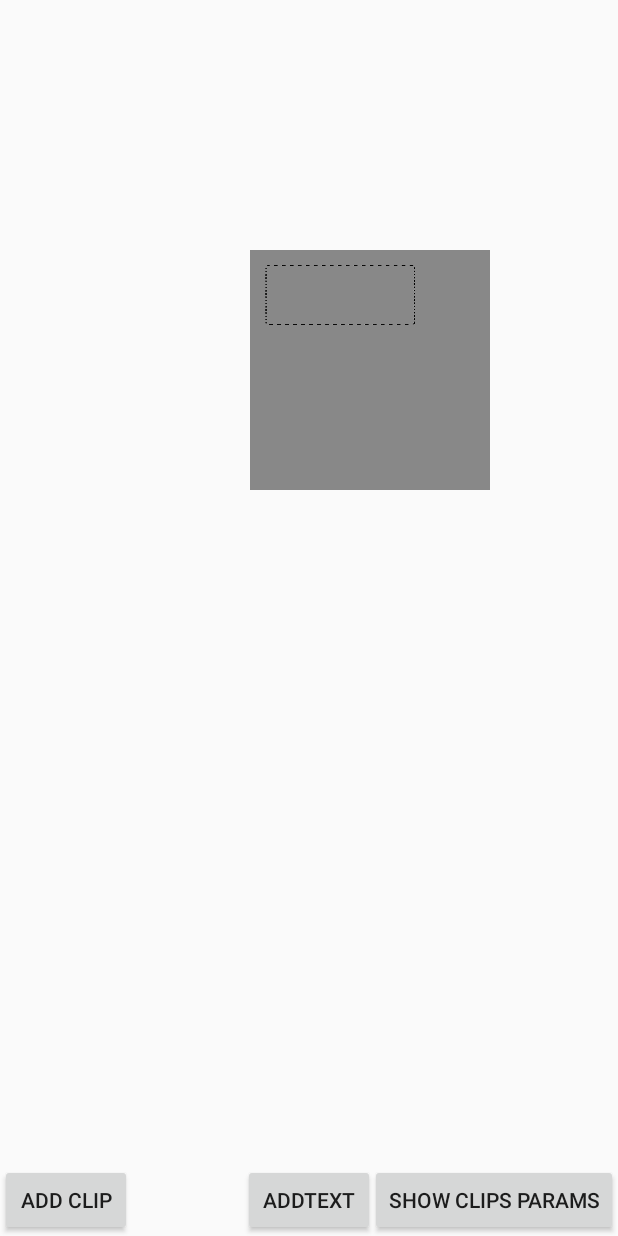
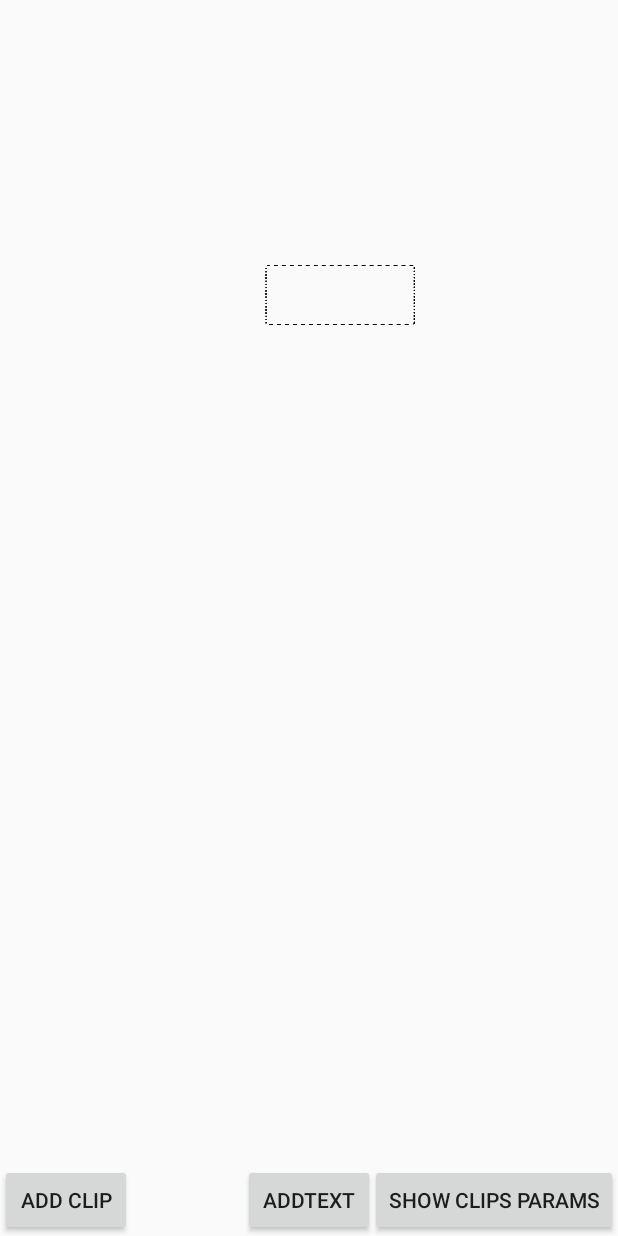
Before and after one commit to aram-sadoyan/ClipartF, an Android app: the screen it shows after launch (MainActivity), after a tap on "ADDTEXT", on a phone screen of 412 x 824 dp. Run offline under Robolectric (Android 15) with nearby library versions, the phone set to English and light mode, and no system bars; pictures from the network do not load; 1 statement that could not run was skipped; 2 other taps on this screen came first.

```diff
--- a/app/src/main/AndroidManifest.xml
+++ b/app/src/main/AndroidManifest.xml
@@ -14,9 +14,11 @@
             android:label="@string/app_name" >
             <intent-filter>
                 <action android:name="android.intent.action.MAIN" />
+                <category android:name="android.intent.category.LAUNCHER" />
 
-                <category android:name="android.intent.category.LAUNCHER" />
             </intent-filter>
+            <meta-data android:name="com.inthecheesefactory.lab.glidepicasso.GlideConfiguration"
+                android:value="GlideModule"/>
         </activity>
     </application>
 
--- a/app/src/main/java/com/example/user/clipartf/Clip.java
+++ b/app/src/main/java/com/example/user/clipartf/Clip.java
@@ -2,6 +2,7 @@ package com.example.user.clipartf;
 
 import android.app.Activity;
 import android.content.Context;
+import android.content.res.ColorStateList;
 import android.graphics.Color;
 import android.graphics.Point;
 import android.os.Build;
@@ -57,7 +58,7 @@ public class Clip extends FrameLayout {
         }
         count = (float) rLayoutWidth / rLayoutHeight;
 
-        this.setBackgroundColor(Color.GRAY);////////
+        this.setBackgroundColor(Color.TRANSPARENT);////////
         this.setLayoutParams(clipParams);
 
         if (imView != null) {
@@ -143,6 +144,7 @@ public class Clip extends FrameLayout {
     }
 
     public void refreshTextSize(int sizeH) {
+        Log.d("swwxsxsa", String.valueOf(sizeH));
         if (textV != null) {
             int textsize = sizeH / 2;
             textV.setTextSize(TypedValue.COMPLEX_UNIT_PX, textsize);//was5
@@ -194,5 +196,12 @@ public class Clip extends FrameLayout {
         }
     }
 
+    public void setTextColor(int color) {
+        textV.setTextColor(color);
+    }
+
+    public ColorStateList getTxtColor() {
+        return textV.getTextColors();
+    }
 
 }
--- a/app/src/main/java/com/example/user/clipartf/MainActivity.java
+++ b/app/src/main/java/com/example/user/clipartf/MainActivity.java
@@ -21,9 +21,10 @@ public class MainActivity extends AppCompatActivity {
     ImageView imageClip, imagview;
     EditText editText;
     private ArrayList<ClipView> clips = new ArrayList<>();
-    String gifUrl = "http://45.media.tumblr.com/b223d08fa64fdb189eba40ae867c96d4/tumblr_o050ahX8VC1toe0eco1_1280.gif";
+    String gifUrl1 = "https://media.giphy.com/media/KdxMHWRXlMDYI/giphy.gif";
     String gifUrl2 = "https://media3.giphy.com/media/5ELFnK86mtFDO/200.gif";
     String gifUrl3 = "https://media4.giphy.com/media/11ruYKqYRD6FrO/200_s.gif";
+    String gifUrl4 = "https://media3.giphy.com/media/ErRhwTBpzGKEo/200.gif";
 
 
 
@@ -34,7 +35,10 @@ public class MainActivity extends AppCompatActivity {
 
         background = (FrameLayout) findViewById(R.id.backround);
         imagview = (ImageView) findViewById(R.id.imageView);
-
+        Glide.with(this)
+                .load(gifUrl4)
+                .asGif()
+                .into(imagview);
         findViewById(R.id.button).setOnClickListener(dropClip);
         findViewById(R.id.button2).setOnClickListener(dropText);
         findViewById(R.id.button3).setOnClickListener(checkParams);
@@ -45,6 +49,7 @@ public class MainActivity extends AppCompatActivity {
         @Override
         public void onClick(View v) {
             imageClip = new ImageView(getApplicationContext());
+            imageClip.setScaleType(ImageView.ScaleType.FIT_XY);
             Glide.with(getApplicationContext())
                     .load(gifUrl2)
                     .asGif()
@@ -80,7 +85,7 @@ public class MainActivity extends AppCompatActivity {
                 if (clips.get(i).clip.getClipImage() != null) {
                     Log.d("clipParams", "getX = " + X + " getY =" + Y + " RotationAngel =" + clips.get(i).clip.getRotation() + " clipWidth= " + clips.get(i).clip.getLayoutParams().width + " clipHeight= " + clips.get(i).clip.getLayoutParams().height);
                 } else if (clips.get(i).clip.textV != null) {
-                    Log.d("clipParams", "TEXT " + "getX = " + clips.get(i).clip.getX() + " getY =" + clips.get(i).clip.getY() + " RotationAngel =" + clips.get(i).clip.getRotation() + " textSize= " + clips.get(i).clip.getTextsize() + " TEXT = " + clips.get(i).clip.getText());
+                    Log.d("clipParams", "TEXT " + "getX = " + clips.get(i).clip.getX() + " getY =" + clips.get(i).clip.getY() + " RotationAngel =" + clips.get(i).clip.getRotation() + " textSize= " + clips.get(i).clip.getTextsize() + " TEXT = " + clips.get(i).clip.getText()+" TextColor= "+clips.get(i).clip.getTxtColor());
                 }
             }
         }
--- a/app/src/main/res/layout/activity_main.xml
+++ b/app/src/main/res/layout/activity_main.xml
@@ -1,9 +1,25 @@
-<FrameLayout xmlns:android="http://schemas.android.com/apk/res/android"
-    xmlns:tools="http://schemas.android.com/tools"
-    android:id="@+id/backround"
+<?xml version="1.0" encoding="utf-8"?>
+<FrameLayout
+    xmlns:android="http://schemas.android.com/apk/res/android"
+    android:orientation="vertical"
     android:layout_width="match_parent"
-    android:layout_height="match_parent"
-    tools:context=".MainActivity">
+    android:layout_height="match_parent">
+
+    <FrameLayout
+        xmlns:android="http://schemas.android.com/apk/res/android"
+        android:orientation="vertical"
+        android:id="@+id/backround"
+        android:layout_width="match_parent"
+        android:layout_height="500dp">
+
+        <ImageView
+            android:layout_width="match_parent"
+            android:layout_height="match_parent"
+            android:id="@+id/imageView"
+            />
+    </FrameLayout>
+
+
 
     <Button
         android:id="@+id/button"
@@ -28,10 +44,5 @@
         android:id="@+id/button2"
         android:layout_gravity="center_horizontal|bottom" />
 
-    <ImageView
-        android:layout_width="wrap_content"
-        android:layout_height="wrap_content"
-        android:id="@+id/imageView"
-        android:layout_gravity="right|top" />
 
 </FrameLayout>
```
Also changed, not shown: app/src/main/java/com/example/user/clipartf/ClipView.java (+78 -85 lines).
